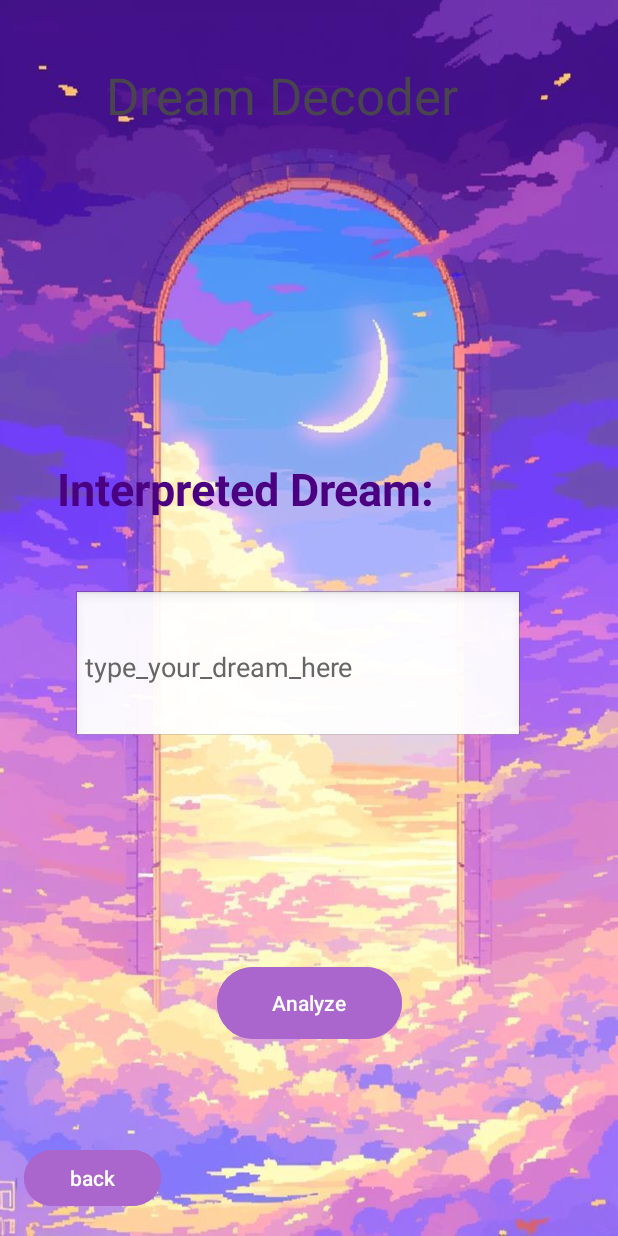
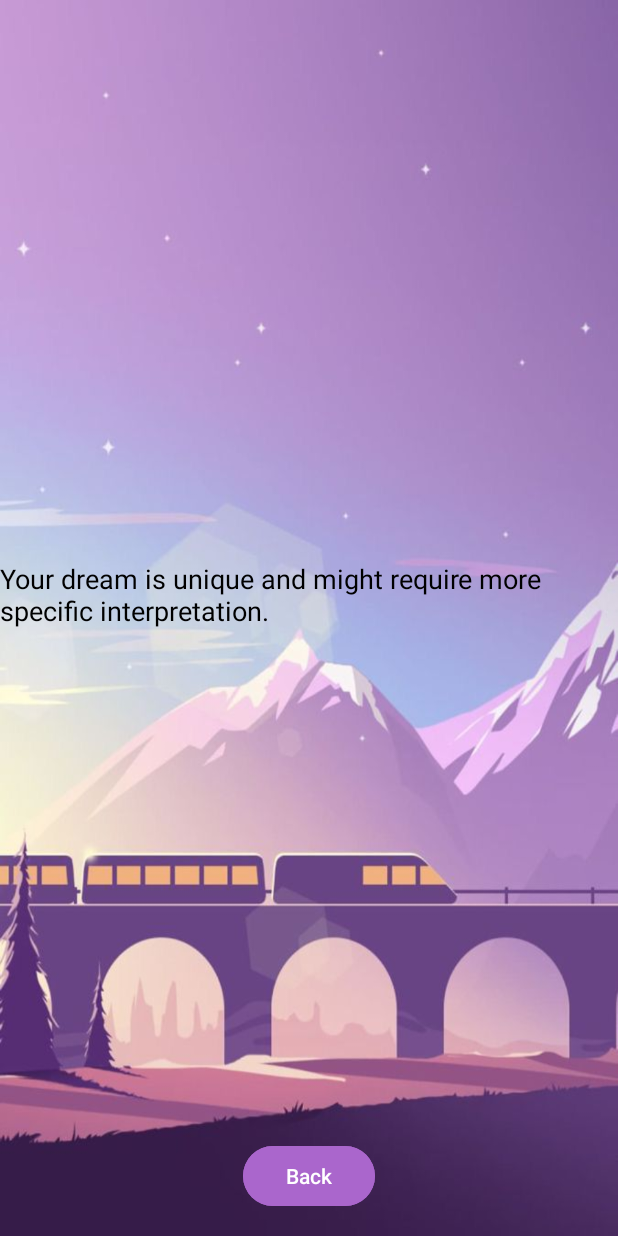
Before and after one commit to janachamma/DreamDecoderAPP, an Android app: the DreamInterpretationActivity screen opened directly, with no data from a screen before it, after a tap on "Analyze", on a phone screen of 412 x 824 dp. Run offline under Robolectric (Android 15) with nearby library versions, the phone set to English and light mode, and no system bars.

Commit message:
Final commit

```diff
--- a/app/build.gradle.kts
+++ b/app/build.gradle.kts
@@ -40,4 +40,10 @@ dependencies {
     testImplementation(libs.junit)
     androidTestImplementation(libs.ext.junit)
     androidTestImplementation(libs.espresso.core)
+    implementation(libs.retrofit)
+    implementation(libs.retrofit.gson)
+    implementation(libs.logging.interceptor)
+    implementation(libs.glide)
+
+
 }
--- /dev/null
+++ b/app/src/main/java/com/example/dreamdecoderapp/Analysis.java
@@ -0,0 +1,72 @@
+package com.example.dreamdecoderapp;
+
+import android.content.Intent;
+import android.os.Bundle;
+import android.view.View;
+import android.widget.Button;
+import android.widget.TextView;
+import androidx.appcompat.app.AppCompatActivity;
+
+public class Analysis extends AppCompatActivity {
+
+    @Override
+    protected void onCreate(Bundle savedInstanceState) {
+        super.onCreate(savedInstanceState);
+        setContentView(R.layout.activity_analysis);
+
+        // Retrieve the dream text passed from DreamInterpretationActivity
+        String dreamText = getIntent().getStringExtra("DREAM_TEXT");
+
+        // Find the TextView where interpretation will be displayed
+        TextView interpretationView = findViewById(R.id.interpretation_text_view);
+
+        // Analyze the dream text
+        assert dreamText != null;
+        String interpretation = analyzeDream(dreamText);
+
+        // Display the interpretation
+        interpretationView.setText(interpretation);
+
+        // Optional: Set up any other UI elements like buttons
+        Button backButton = findViewById(R.id.back_button);
+        backButton.setOnClickListener(new View.OnClickListener() {
+            @Override
+            public void onClick(View v) {
+                // Navigate back to the previous activity
+                finish();
+            }
+        });
+    }
+
+    private String analyzeDream(String dreamText) {
+        // Example of a simple analysis with additional dream themes
+        String interpretation;
+
+        if (dreamText.contains("flying")) {
+            interpretation = "Flying dreams often signify a desire for freedom or escape.";
+        } else if (dreamText.contains("falling")) {
+            interpretation = "Falling dreams might indicate a sense of insecurity or lack of control.";
+        } else if (dreamText.contains("teeth")) {
+            interpretation = "Dreams about teeth falling out can symbolize concerns about appearance or fear of aging.";
+        } else if (dreamText.contains("chased")) {
+            interpretation = "Being chased in a dream may represent a feeling of being pursued or pressured in waking life.";
+        } else if (dreamText.contains("lost")) {
+            interpretation = "Dreams of being lost can indicate a feeling of uncertainty or lack of direction.";
+        } else if (dreamText.contains("water")) {
+            interpretation = "Water in dreams often represents emotions or the subconscious mind.";
+        } else if (dreamText.contains("death")) {
+            interpretation = "Dreams about death might signify a transition or change in your life.";
+        } else if (dreamText.contains("exam")) {
+            interpretation = "Dreams about exams can reflect feelings of stress or self-evaluation.";
+        } else if (dreamText.contains("pregnant")) {
+            interpretation = "Dreams of pregnancy might symbolize new beginnings or something new developing in your life.";
+        } else if (dreamText.contains("married")) {
+            interpretation = "Dreams about marriage can signify commitment or a desire for union in some aspect of your life.";
+        } else {
+            interpretation = "Your dream is unique and might require more specific interpretation.";
+        }
+
+        return interpretation;
+    }
+
+}
--- a/app/src/main/java/com/example/dreamdecoderapp/DreamInterpretationActivity.java
+++ b/app/src/main/java/com/example/dreamdecoderapp/DreamInterpretationActivity.java
@@ -28,7 +28,10 @@ public class DreamInterpretationActivity extends AppCompatActivity {
             @Override
             public void onClick(View v) {
                 String dreamText = dreamInput.getText().toString();
+                Intent intent = new Intent(DreamInterpretationActivity.this, Analysis.class);
+                intent.putExtra("DREAM_TEXT", dreamText);
 
+                startActivity(intent);
                 // Perform the interpretation on the dream text (placeholder)
                 String interpretedText = interpretDream(dreamText);
 
--- /dev/null
+++ b/app/src/main/res/layout/activity_analysis.xml
@@ -0,0 +1,41 @@
+<?xml version="1.0" encoding="utf-8"?>
+<androidx.constraintlayout.widget.ConstraintLayout xmlns:android="http://schemas.android.com/apk/res/android"
+    xmlns:app="http://schemas.android.com/apk/res-auto"
+    xmlns:tools="http://schemas.android.com/tools"
+    android:layout_width="match_parent"
+    android:layout_height="match_parent"
+    android:background="@drawable/background">
+
+    <!-- TextView for displaying the interpretation of the dream -->
+    <TextView
+        android:id="@+id/interpretation_text_view"
+        android:layout_width="wrap_content"
+        android:layout_height="wrap_content"
+        android:layout_marginTop="32dp"
+        android:layout_marginStart="16dp"
+        android:layout_marginEnd="16dp"
+        android:textSize="18sp"
+        android:textColor="#000000"
+        android:text="@string/dream_interpretation_will_be_displayed_here"
+        app:layout_constraintEnd_toEndOf="parent"
+        app:layout_constraintStart_toStartOf="parent"
+        app:layout_constraintTop_toTopOf="parent"
+        app:layout_constraintBottom_toTopOf="@+id/back_button"
+        tools:ignore="MissingConstraints"/>
+
+    <!-- Button for navigating back to the previous activity -->
+    <Button
+        android:id="@+id/back_button"
+        android:layout_width="wrap_content"
+        android:layout_height="wrap_content"
+        android:layout_marginBottom="16dp"
+        android:backgroundTint="@android:color/holo_purple"
+        android:text="@string/Back"
+        android:textColor="#FFFFFF"
+        app:layout_constraintBottom_toBottomOf="parent"
+        app:layout_constraintEnd_toEndOf="parent"
+        app:layout_constraintStart_toStartOf="parent"
+        app:layout_constraintHorizontal_bias="0.5"
+        app:layout_constraintVertical_bias="0.5" />
+
+</androidx.constraintlayout.widget.ConstraintLayout>
--- a/app/src/main/res/values/strings.xml
+++ b/app/src/main/res/values/strings.xml
@@ -27,6 +27,9 @@
     <string name="save_dream">Save Dream</string>
     <string name="pattern_recognition">pattern_recognition</string>
     <string name="pattern_analysis_placeholder" />
+    <string name="dream_descriptions">Dream Description</string>
+    <string name="dream_interpretation_will_be_displayed_here">Dream interpretation will be displayed here.</string>
+    <string name="Back">Back</string>
     <string-array name="options">
         <item>Dream Interpretation </item>
         <item>Journaling </item>
```
Also changed, not shown: app/src/main/AndroidManifest.xml (+9 -1 lines), app/src/main/java/com/example/dreamdecoderapp/Item.java (added, +59 -0 lines), app/src/main/java/com/example/dreamdecoderapp/ItemService.java (added, +19 -0 lines), app/src/main/java/com/example/dreamdecoderapp/JournalingActivity.java (+47 -11 lines), app/src/main/java/com/example/dreamdecoderapp/ListJournals.java (added, +89 -0 lines), app/src/main/java/com/example/dreamdecoderapp/RetrofitClient.java (added, +53 -0 lines), app/src/main/java/com/example/dreamdecoderapp/User.java (added, +21 -0 lines), app/src/main/java/com/example/dreamdecoderapp/UserService.java (added, +24 -0 lines), app/src/main/res/layout/activity_journaling.xml (+1 -9 lines), app/src/main/res/layout/activity_list_journals.xml (added, +15 -0 lines), app/src/main/res/layout/list_item.xml (added, +25 -0 lines), gradle/libs.versions.toml (+8 -0 lines).
